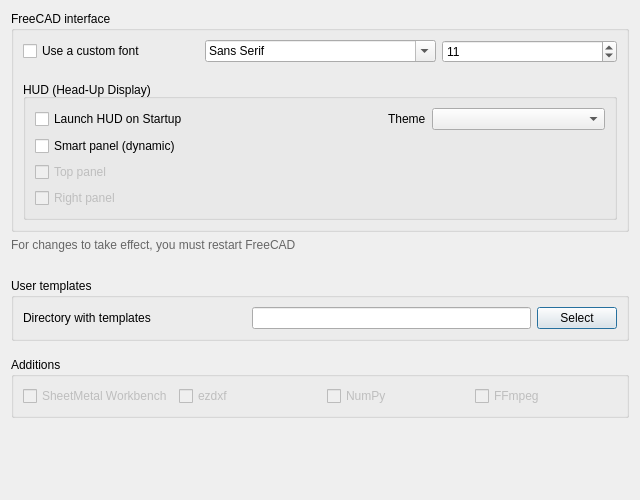
Old version of the form addon/addFC/ui/pref_other.ui in the repository GS90/addFC.
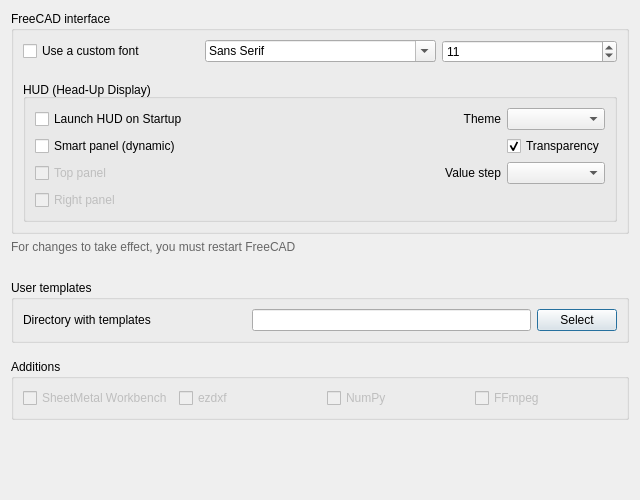
New version of the form.

What changed in the file:
```diff
--- a/addon/addFC/ui/pref_other.ui
+++ b/addon/addFC/ui/pref_other.ui
@@ -73,14 +73,27 @@
         <property name="title">
          <string>HUD (Head‑Up Display)</string>
         </property>
-        <layout class="QGridLayout" name="gridLayout" columnstretch="2,0,1">
-         <item row="2" column="0">
-          <widget class="QCheckBox" name="checkBox_hud_top">
+        <layout class="QGridLayout" name="gridLayout" columnstretch="2,0,0">
+         <item row="3" column="0">
+          <widget class="QCheckBox" name="checkBox_hud_right">
            <property name="enabled">
             <bool>false</bool>
            </property>
            <property name="text">
-            <string>Top panel</string>
+            <string>Right panel</string>
+           </property>
+          </widget>
+         </item>
+         <item row="1" column="2">
+          <widget class="QCheckBox" name="checkBox_hud_transparency">
+           <property name="toolTip">
+            <string>Panel background transparency</string>
+           </property>
+           <property name="text">
+            <string>Transparency</string>
+           </property>
+           <property name="checked">
+            <bool>true</bool>
            </property>
           </widget>
          </item>
@@ -91,13 +104,6 @@
            </property>
           </widget>
          </item>
-         <item row="0" column="1">
-          <widget class="QLabel" name="label_hud_theme">
-           <property name="text">
-            <string>Theme</string>
-           </property>
-          </widget>
-         </item>
          <item row="0" column="0">
           <widget class="QCheckBox" name="checkBox_hud_autoload">
            <property name="text">
@@ -105,19 +111,49 @@
            </property>
           </widget>
          </item>
-         <item row="3" column="0">
-          <widget class="QCheckBox" name="checkBox_hud_right">
+         <item row="2" column="0">
+          <widget class="QCheckBox" name="checkBox_hud_top">
            <property name="enabled">
             <bool>false</bool>
            </property>
            <property name="text">
-            <string>Right panel</string>
+            <string>Top panel</string>
            </property>
           </widget>
          </item>
          <item row="0" column="2">
           <widget class="QComboBox" name="comboBox_hud_theme"/>
          </item>
+         <item row="0" column="1">
+          <widget class="QLabel" name="label_hud_theme">
+           <property name="text">
+            <string>Theme</string>
+           </property>
+           <property name="alignment">
+            <set>Qt::AlignRight|Qt::AlignTrailing|Qt::AlignVCenter</set>
+           </property>
+          </widget>
+         </item>
+         <item row="2" column="1">
+          <widget class="QLabel" name="label_hud_value_step">
+           <property name="toolTip">
+            <string>Controls the step size when changing the value</string>
+           </property>
+           <property name="text">
+            <string>Value step</string>
+           </property>
+           <property name="alignment">
+            <set>Qt::AlignRight|Qt::AlignTrailing|Qt::AlignVCenter</set>
+           </property>
+          </widget>
+         </item>
+         <item row="2" column="2">
+          <widget class="QComboBox" name="comboBox_hud_value_step">
+           <property name="toolTip">
+            <string>Controls the step size when changing the value</string>
+           </property>
+          </widget>
+         </item>
         </layout>
        </widget>
       </item>
```
